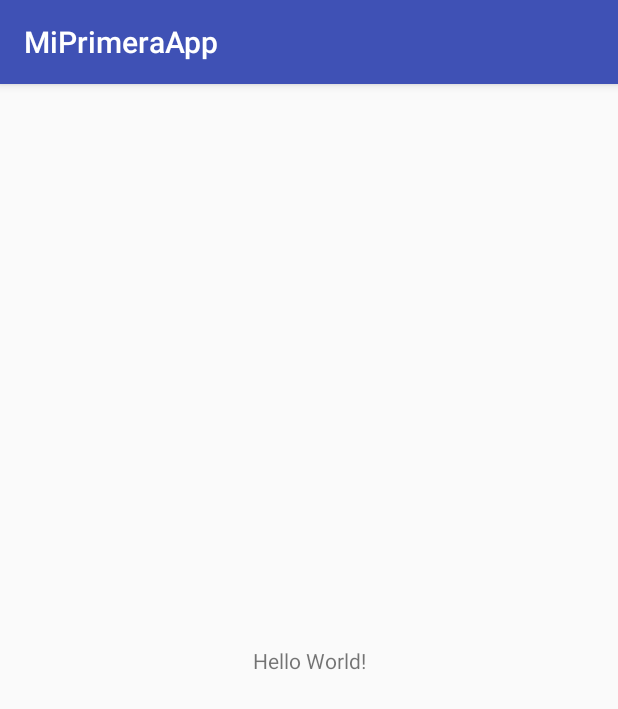
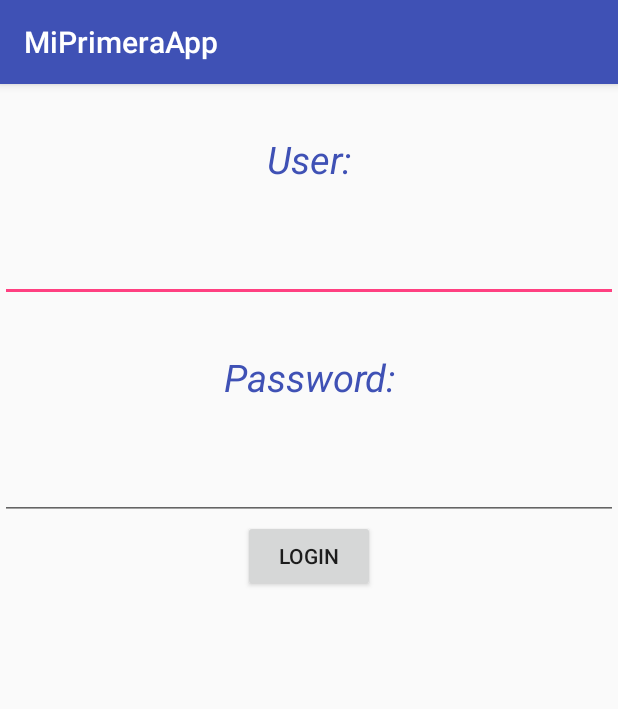
Before and after one commit to ElgatodeSchrodinger/MiPrimeraApp, an Android app: the screen it shows after launch (MainActivity), on a phone screen of 412 x 824 dp. Shown: the top 709 px of the screen. Run offline under Robolectric (Android 15) with nearby library versions, the phone set to English and light mode, and no system bars.

Commit message:
login(btn, validacion)

```diff
--- a/app/src/main/AndroidManifest.xml
+++ b/app/src/main/AndroidManifest.xml
@@ -16,6 +16,7 @@
                 <category android:name="android.intent.category.LAUNCHER" />
             </intent-filter>
         </activity>
+        <activity android:name=".loginacti"></activity>
     </application>
 
 </manifest>
--- a/app/src/main/java/com/dominio/miprimeraapp/MainActivity.java
+++ b/app/src/main/java/com/dominio/miprimeraapp/MainActivity.java
@@ -1,13 +1,93 @@
 package com.dominio.miprimeraapp;
 
+import android.content.Context;
 import android.support.v7.app.AppCompatActivity;
 import android.os.Bundle;
+import android.util.Log;
+import android.view.View;
+import android.view.inputmethod.InputMethodManager;
+import android.widget.Button;
+import android.widget.EditText;
+import android.widget.Toast;
 
 public class MainActivity extends AppCompatActivity {
+private static final String TAG="MainActivity";
 
-    @Override
+
+    private EditText user;
+    private EditText pass;
+    private Button boton;
     protected void onCreate(Bundle savedInstanceState) {
         super.onCreate(savedInstanceState);
         setContentView(R.layout.activity_main);
+        Log.i(TAG,"estamos es onCreate()");
+    }
+
+    @Override
+    protected void onStart() {
+        super.onStart();
+        Log.i(TAG,"estamos es onStart()");
+
+        user = (EditText)findViewById(R.id.et_name);
+        pass = (EditText)findViewById(R.id.et_pass);
+        boton=(Button)findViewById(R.id.btn_login);
+        boton.setOnClickListener(new View.OnClickListener()
+        { public void onClick(View view)
+
+        {
+            View v = MainActivity.this.getCurrentFocus();
+            if (v != null){
+                InputMethodManager imm= (InputMethodManager) getSystemService(Context.INPUT_METHOD_SERVICE);
+                imm.hideSoftInputFromWindow(v.getWindowToken(),0);
+            }
+
+            String username=user.getText().toString();
+            String password=pass.getText().toString();
+
+            if(username.equals("javier") && password.equals("123")){
+                Toast.makeText(MainActivity.this,"las credenciales son correctas",Toast.LENGTH_SHORT).show();
+
+            }
+            else{
+                Toast.makeText(MainActivity.this,"usuario incorrecto",Toast.LENGTH_SHORT).show();}
+
+            }
+        } );
+
+
+
+
+    }
+
+    @Override
+    protected void onResume() {
+        super.onResume();
+        Log.i(TAG,"estamos es onResumen()");
+
+    }
+
+    @Override
+    protected void onPause() {
+        super.onPause();
+        Log.i(TAG,"estamos es onPause()");
+    }
+
+    @Override
+    protected void onRestart() {
+        super.onRestart();
+        Log.i(TAG,"estamos es onRestart()");
+    }
+
+    @Override
+    protected void onStop() {
+        super.onStop();
+        Log.i(TAG,"estamos es onStop()");
+
+    }
+
+    @Override
+    protected void onDestroy() {
+        super.onDestroy();
+        Log.i(TAG,"estamos es onDestroy()");
     }
 }
--- a/app/src/main/res/layout/activity_main.xml
+++ b/app/src/main/res/layout/activity_main.xml
@@ -1,18 +1,44 @@
 <?xml version="1.0" encoding="utf-8"?>
-<android.support.constraint.ConstraintLayout xmlns:android="http://schemas.android.com/apk/res/android"
+<LinearLayout xmlns:android="http://schemas.android.com/apk/res/android"
     xmlns:app="http://schemas.android.com/apk/res-auto"
     xmlns:tools="http://schemas.android.com/tools"
     android:layout_width="match_parent"
     android:layout_height="match_parent"
+    android:orientation="vertical"
     tools:context="com.dominio.miprimeraapp.MainActivity">
 
+
+
+        <TextView
+            android:layout_width="match_parent"
+            android:layout_height="100dp"
+            android:gravity="center"
+            android:text="User:"
+            android:textColor="@color/colorPrimary"
+            android:textSize="25sp"
+            android:textStyle="italic" />
+
+        <EditText android:id="@+id/et_name"
+            android:layout_width="match_parent"
+            android:layout_height="wrap_content" />
     <TextView
-        android:layout_width="wrap_content"
+        android:layout_width="match_parent"
+        android:layout_height="100dp"
+        android:gravity="center"
+        android:text="Password:"
+        android:textColor="@color/colorPrimary"
+        android:textSize="25sp"
+        android:textStyle="italic" />
+
+    <EditText android:id="@+id/et_pass"
+        android:layout_width="match_parent"
         android:layout_height="wrap_content"
-        android:text="Hello World!"
-        app:layout_constraintBottom_toBottomOf="parent"
-        app:layout_constraintLeft_toLeftOf="parent"
-        app:layout_constraintRight_toRightOf="parent"
-        app:layout_constraintTop_toTopOf="parent" />
+        android:inputType="textPassword"
+        />
+     <Button android:id="@+id/btn_login"
+         android:layout_gravity="center"
+         android:text="LOGIN"
+         android:layout_width="wrap_content"
+         android:layout_height="wrap_content" />
 
-</android.support.constraint.ConstraintLayout>
+</LinearLayout>
```
Also changed, not shown: app/src/main/java/com/dominio/miprimeraapp/loginacti.java (added, +13 -0 lines), app/src/main/res/layout/activity_loginacti.xml (added, +9 -0 lines).
